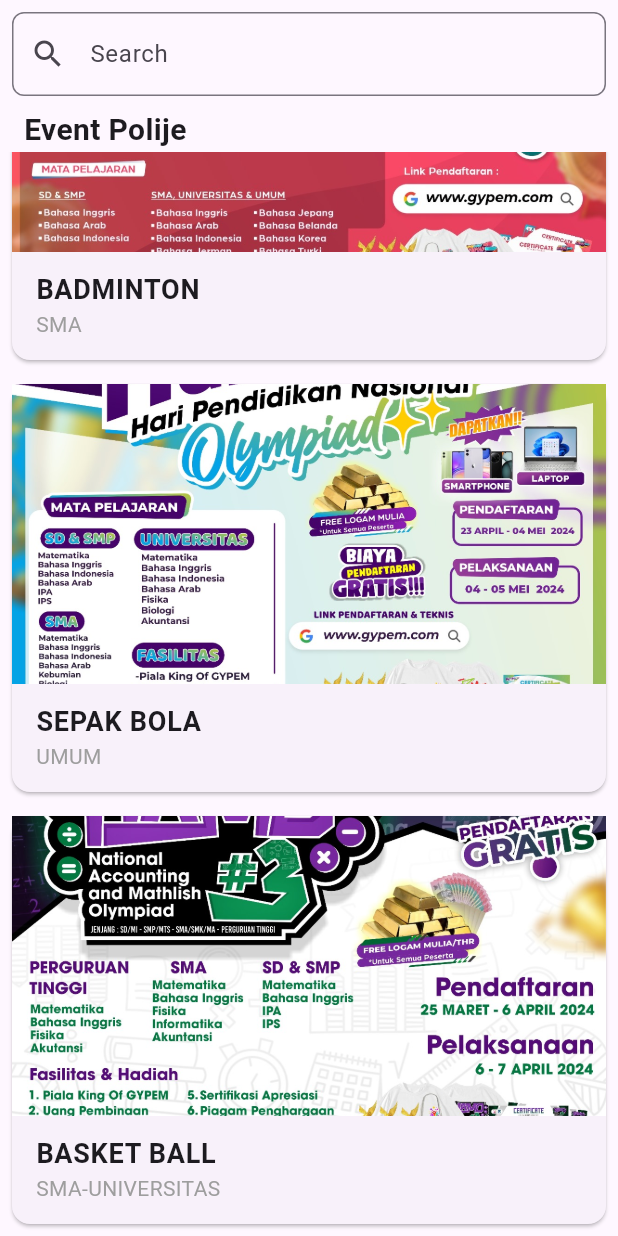
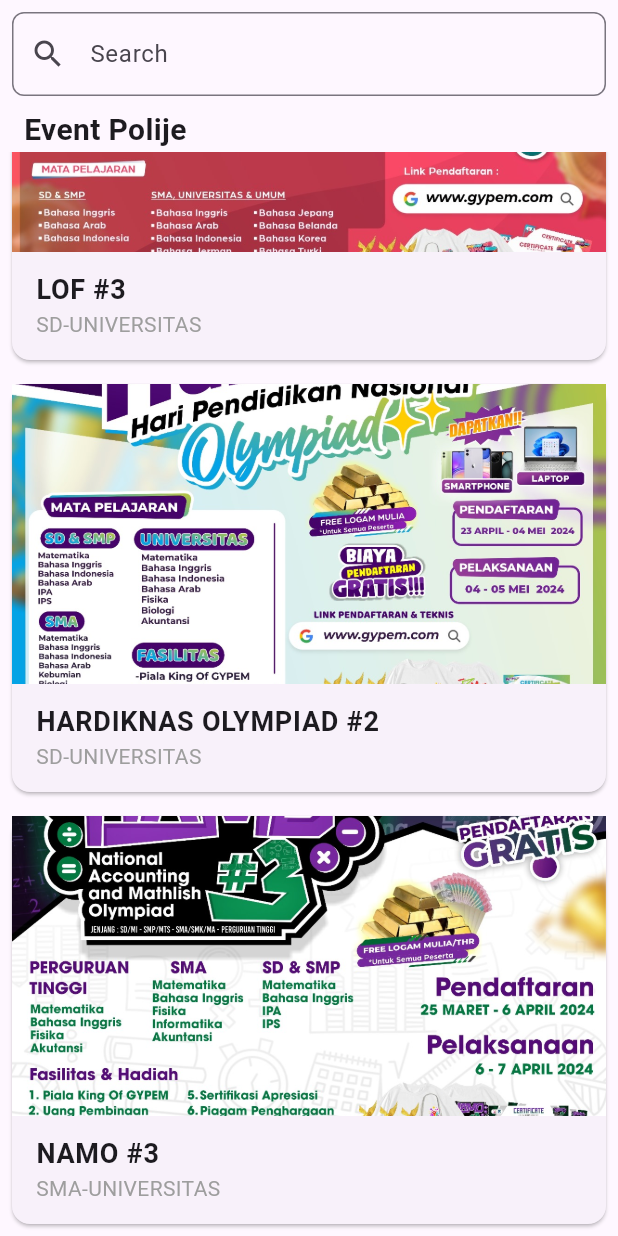
Before and after one commit to Sofyan0/gypem, a Flutter app: the EventPage screen opened directly, scrolled down 717 dp, on a phone screen of 412 x 824 dp. Run offline on Flutter 3.47's test engine with Material 3 defaults, Android fonts, the phone set to English and light mode, and no system bars; our stand-ins replace image_picker.

Commit message:
perbarui text

```diff
--- a/lib/pages/event_page.dart
+++ b/lib/pages/event_page.dart
@@ -11,27 +11,27 @@ class _EventPageState extends State<EventPage> {
   // Definisikan daftar acara dengan informasi lengkap
   List<Map<String, dynamic>> events = [
     {
-      'title': 'IFSO',
+      'title': 'NAMO #3',
       'time': 'SD-UNIVERSITAS',
       'image': 'assets/images/poster1.jpg',
     },
     {
-      'title': 'FUTSAL',
-      'time': 'SMP-SMA',
+      'title': 'IFSO',
+      'time': 'SD-UNIVERSITAS',
       'image': 'assets/images/poster2.jpg',
     },
     {
-      'title': 'BADMINTON',
-      'time': 'SMA',
+      'title': 'LOF #3',
+      'time': 'SD-UNIVERSITAS',
       'image': 'assets/images/poster3.jpg',
     },
     {
-      'title': 'SEPAK BOLA',
-      'time': 'UMUM',
+      'title': 'HARDIKNAS OLYMPIAD #2',
+      'time': 'SD-UNIVERSITAS',
       'image': 'assets/images/poster4.jpg',
     },
     {
-      'title': 'BASKET BALL',
+      'title': 'NAMO #3',
       'time': 'SMA-UNIVERSITAS',
       'image': 'assets/images/poster1.jpg',
     },
```
Also changed, not shown: pubspec.lock.
